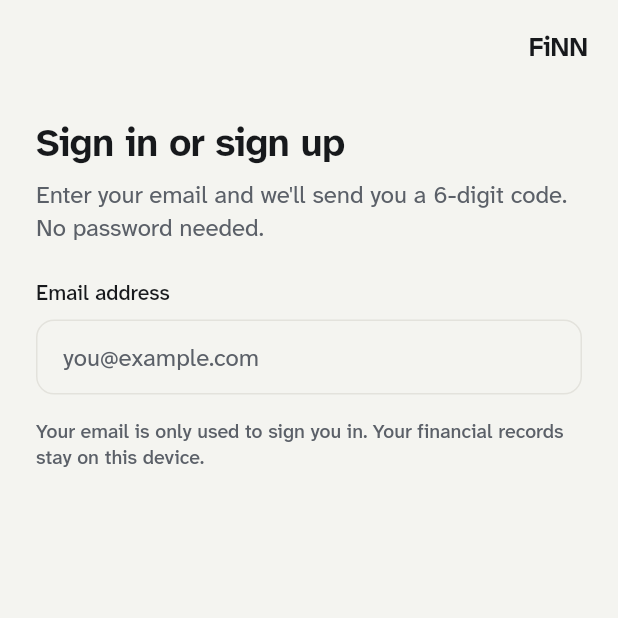
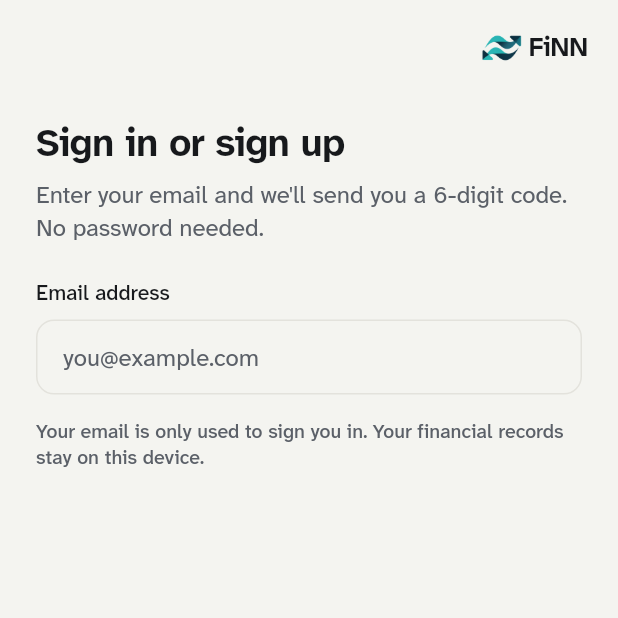
Before and after one commit to 007harshil/finn-flutter-frontend, a Flutter app: the screen it shows after launch, on a phone screen of 412 x 824 dp, the top half of it. Run offline on Flutter 3.47's test engine with Material 3 defaults, Android fonts, the phone set to English and light mode, and no system bars; our stand-ins replace fl_chart, flutter_riverpod, go_router, lucide_icons_flutter, pdf, share_plus and 1 more; missing offline and left inert: record.

Commit message:
icon added

```diff
--- a/lib/features/auth/presentation/auth_scaffold.dart
+++ b/lib/features/auth/presentation/auth_scaffold.dart
@@ -38,6 +38,8 @@ class AuthScaffold extends StatelessWidget {
                         else
                           const SizedBox(width: Sp.md),
                         const Spacer(),
+                        Image.asset('assets/branding/finn_logo.png', width: 28, height: 28, semanticLabel: 'FiNN logo'),
+                        const SizedBox(width: Sp.xs),
                         Text('FiNN', style: t.heading.copyWith(fontWeight: FontWeight.w800, letterSpacing: -0.4)),
                       ],
                     ),
--- a/pubspec.yaml
+++ b/pubspec.yaml
@@ -78,6 +78,9 @@ flutter:
       fonts:
         - asset: assets/fonts/AtkinsonHyperlegibleNext.ttf
 
+  assets:
+    - assets/branding/finn_logo.png
+
   # To add assets to your application, add an assets section, like this:
   # assets:
   #   - images/a_dot_burr.jpeg
```
Also changed, not shown: assets/branding/finn_icon_master.png (added), assets/branding/finn_logo.png (added), assets/branding/finn_logo_original.png (added), store/app_store/icon_1024.png (added), store/play_store/feature_graphic_1024x500.png (added), store/play_store/icon_512.png (added), 47 other files.
